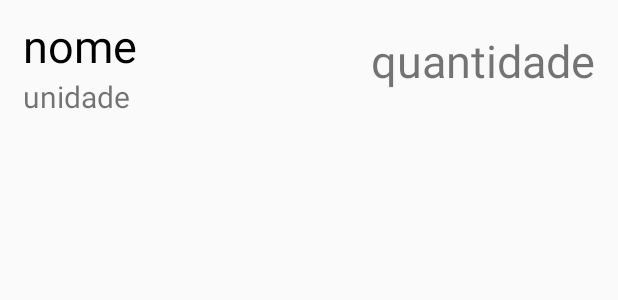
After one commit to matheus-erthal/lab-moveis, an Android app: the layout lista_personalizada.xml on its own in the app's theme, with its tools: preview values and no code run, on a phone screen of 412 x 824 dp. The commit adds this screen. Shown: the top 300 px of the screen. Run offline under Robolectric (Android 15) with nearby library versions, the phone set to English and light mode, and no system bars.

Commit message:
Adição da lista personalizada e persistência do booleano

```diff
--- a/app/src/main/java/com/example/matth/organiza/AdapterListaCompras.java
+++ b/app/src/main/java/com/example/matth/organiza/AdapterListaCompras.java
@@ -1,6 +1,7 @@
 package com.example.matth.organiza;
 
 import android.app.Activity;
+import android.graphics.Color;
 import android.view.View;
 import android.view.ViewGroup;
 import android.widget.BaseAdapter;
@@ -42,10 +43,23 @@ public class AdapterListaCompras extends BaseAdapter {
 
     @Override
     public View getView(int position, View convertView, ViewGroup parent) {
-        View v = act.getLayoutInflater().inflate(R.layout.activity_lista_compras, parent, false);
+        View v = act.getLayoutInflater().inflate(R.layout.lista_personalizada, parent, false);
         Produto p = produtos.get(position);
 
+        TextView nome = (TextView) v.findViewById(R.id.lista_personalizada_nome);
+        TextView unidade = (TextView) v.findViewById(R.id.lista_personalizada_unidade);
+        TextView quantidade = (TextView) v.findViewById(R.id.lista_personalizada_quantidade);
 
+        nome.setText(p.getNome());
+        unidade.setText(p.getUnidade());
+        quantidade.setText(String.valueOf(p.getQuantidade()));
+
+
+        if(p.getBooleano() == 1){
+            v.setBackgroundColor(Color.GREEN);
+        }else if(p.getBooleano() == 0){
+            v.setBackgroundColor(Color.TRANSPARENT);
+        }
 
         return v;
     }
--- a/app/src/main/java/com/example/matth/organiza/ListaComprasActivity.java
+++ b/app/src/main/java/com/example/matth/organiza/ListaComprasActivity.java
@@ -96,7 +96,7 @@ public class ListaComprasActivity extends AppCompatActivity {
         dao.close();
 
         listaCompras = (ListView) findViewById(R.id.lista_compras);
-        ArrayAdapter<Produto> adapter = new ArrayAdapter<Produto>(this, android.R.layout.simple_list_item_1, listaProdutos);
+        AdapterListaCompras adapter = new AdapterListaCompras(this, listaProdutos);
         listaCompras.setAdapter(adapter);
     }
 
--- /dev/null
+++ b/app/src/main/res/layout/lista_personalizada.xml
@@ -0,0 +1,40 @@
+<?xml version="1.0" encoding="utf-8"?>
+<RelativeLayout xmlns:android="http://schemas.android.com/apk/res/android"
+    android:layout_width="match_parent"
+    android:layout_height="80dp"
+    android:orientation="horizontal">
+    <LinearLayout
+        android:layout_width="wrap_content"
+        android:layout_height="match_parent"
+        android:layout_marginLeft="15sp"
+        android:layout_marginTop="10sp"
+        android:orientation="vertical">
+
+        <TextView
+            android:id="@+id/lista_personalizada_nome"
+            android:layout_width="match_parent"
+            android:layout_height="wrap_content"
+            android:text="nome"
+            android:textColor="#000000"
+            android:textSize="30sp" />
+
+        <TextView
+            android:id="@+id/lista_personalizada_unidade"
+            android:layout_width="match_parent"
+            android:layout_height="wrap_content"
+            android:text="unidade"
+            android:textSize="20sp" />
+
+    </LinearLayout>
+    <TextView
+        android:id="@+id/lista_personalizada_quantidade"
+        android:layout_width="wrap_content"
+        android:layout_height="wrap_content"
+        android:text="quantidade"
+        android:layout_alignParentRight="true"
+        android:layout_marginRight="15sp"
+        android:layout_marginTop="20sp"
+        android:textSize="30sp" />
+
+
+</RelativeLayout>
```
